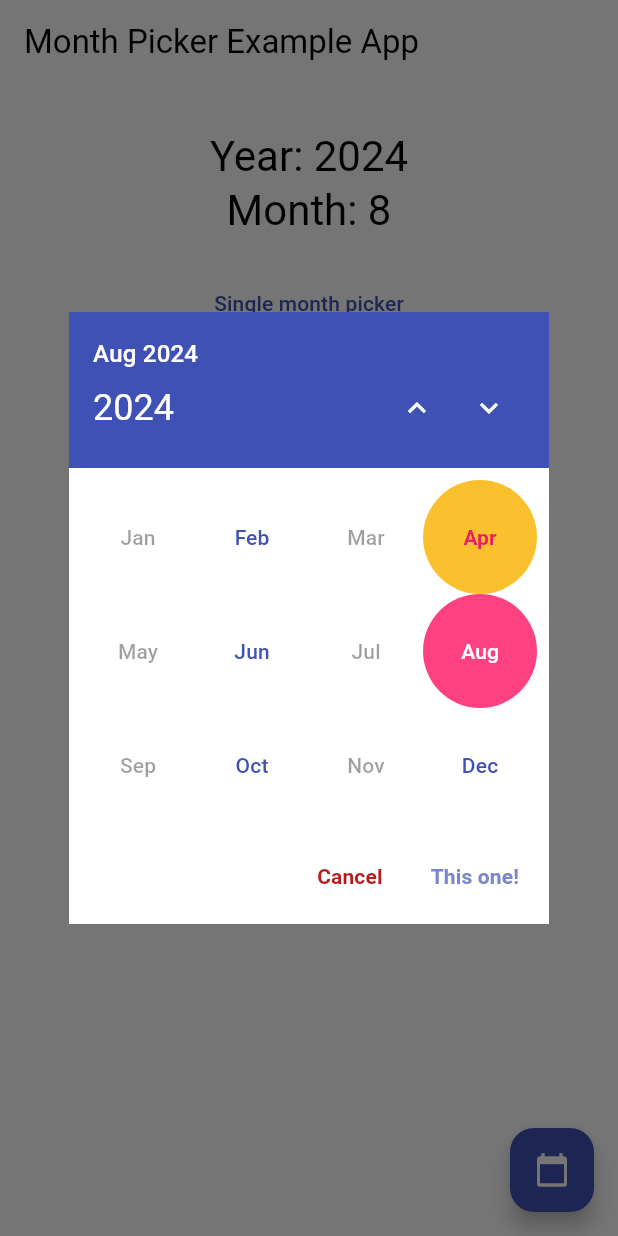
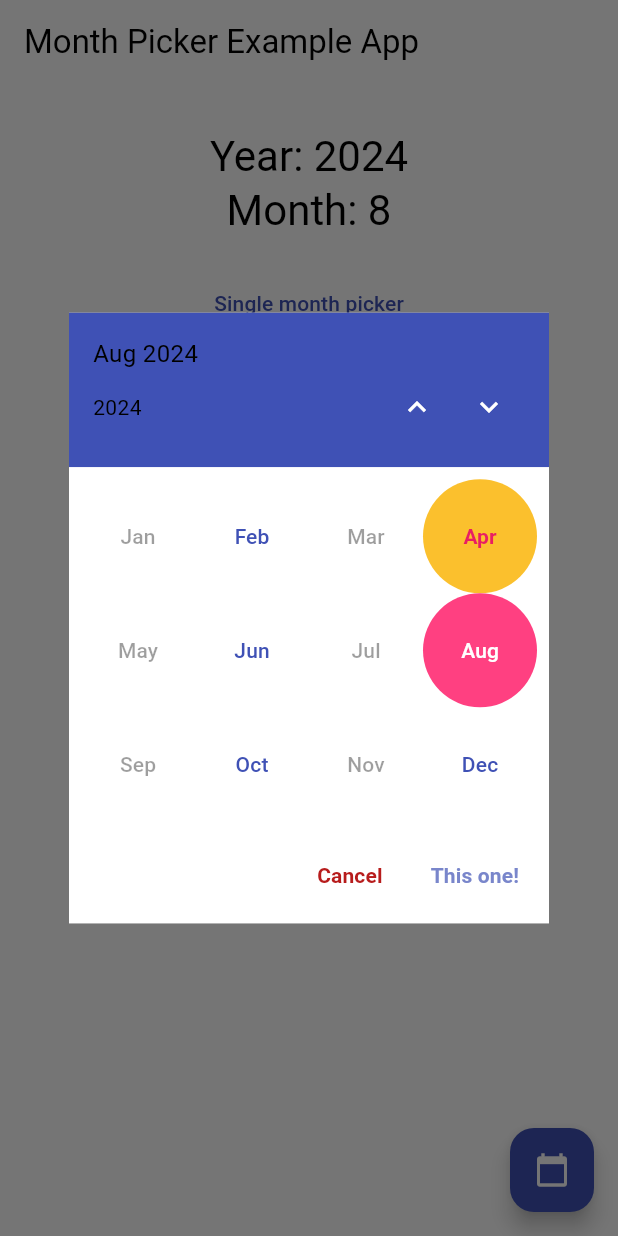
Before and after one commit to Macacoazul01/month_picker_dialog, a Flutter app: the screen it shows after launch, after a tap on "Single month picker", on a phone screen of 412 x 824 dp. Run offline on Flutter 3.47's test engine with Material 3 defaults, Android fonts, the phone set to English and light mode, and no system bars.

Commit message:
5.0.0-dev.2

```diff
--- a/example/lib/main.dart
+++ b/example/lib/main.dart
@@ -126,6 +126,14 @@ class _MyAppState extends State<MyApp> {
                           color: Colors.red[900],
                         ),
                       ),
+                      monthPickerDialogSettings:
+                          const MonthPickerDialogSettings(
+                        headerSettings: PickerHeaderSettings(
+                          headerCurrentPageTextStyle: TextStyle(fontSize: 14),
+                          headerSelectedIntervalTextStyle:
+                              TextStyle(fontSize: 16),
+                        ),
+                      ),
                     ).then((DateTime? date) {
                       if (date != null) {
                         setState(() {
@@ -177,7 +185,7 @@ class _MyAppState extends State<MyApp> {
                     fontWeight: FontWeight.bold,
                     fontSize: 20,
                   ),
-                  headerPageTextStyle: const TextStyle(
+                  headerCurrentPageTextStyle: const TextStyle(
                     color: Colors.black,
                   ),
                   previousIcon: Icons.arrow_back,
--- a/lib/src/helpers/settings/dialog_settings.dart
+++ b/lib/src/helpers/settings/dialog_settings.dart
@@ -17,6 +17,7 @@ class PickerDialogSettings {
     this.dialogBorderSide = BorderSide.none,
     this.dialogBackgroundColor,
     this.locale,
+    this.insetPadding,
   }) : assert(forceSelectedDate == dismissible || !forceSelectedDate,
             'forceSelectedDate can only be used with dismissible = true');
 
@@ -89,6 +90,11 @@ class PickerDialogSettings {
   ///
   /// default: `null`
   final Locale? locale;
+
+  /// Defines the insetPadding of the dialog.
+  ///
+  /// default: `null`
+  final EdgeInsets? insetPadding;
 }
 
 ///The default settings for the Dialog style.
--- a/lib/src/helpers/settings/header_settings.dart
+++ b/lib/src/helpers/settings/header_settings.dart
@@ -9,13 +9,10 @@ class PickerHeaderSettings {
     this.headerIconsSize,
     this.headerIconsColor,
     this.headerBackgroundColor,
-    TextStyle? headerSelectedIntervalTextStyle,
-    TextStyle? headerPageTextStyle,
+    this.headerSelectedIntervalTextStyle,
+    this.headerCurrentPageTextStyle,
     this.titleSpacing = 5,
-  })  : headerPageTextStyle =
-            headerPageTextStyle ?? headerSelectedIntervalTextStyle,
-        headerSelectedIntervalTextStyle =
-            headerSelectedIntervalTextStyle ?? headerPageTextStyle;
+  });
 
   /// Hides the row with the arrows + years/months page range from the header, forcing the user to scroll to change the page.
   ///
@@ -55,7 +52,7 @@ class PickerHeaderSettings {
   /// The text style of current page title on the header.
   ///
   /// default: `null`
-  final TextStyle? headerPageTextStyle;
+  final TextStyle? headerCurrentPageTextStyle;
 
   /// The space between the title widget and the current selected month/year/range text on the header.
   ///
--- a/lib/src/month_picker_dialog.dart
+++ b/lib/src/month_picker_dialog.dart
@@ -107,6 +107,8 @@ class MonthPickerDialogState extends State<MonthPickerDialog> {
       data: widget.controller.theme
           .copyWith(dialogBackgroundColor: Colors.transparent),
       child: Dialog(
+        insetPadding: widget
+            .controller.monthPickerDialogSettings.dialogSettings.insetPadding,
         shape: RoundedRectangleBorder(
           side: widget.controller.monthPickerDialogSettings.dialogSettings
               .dialogBorderSide,
--- a/lib/src/month_picker_widgets/header/header_row.dart
+++ b/lib/src/month_picker_widgets/header/header_row.dart
@@ -23,13 +23,13 @@ class HeaderRow extends StatelessWidget {
 
   @override
   Widget build(BuildContext context) {
-    final TextStyle? headline5 = controller
-            .monthPickerDialogSettings.headerSettings.headerPageTextStyle ??
+    final TextStyle? headline5 = controller.monthPickerDialogSettings
+            .headerSettings.headerCurrentPageTextStyle ??
         theme.primaryTextTheme.headlineSmall;
     final Color? arrowcolors =
         controller.monthPickerDialogSettings.headerSettings.headerIconsColor ??
             (controller.monthPickerDialogSettings.headerSettings
-                    .headerPageTextStyle?.color ??
+                    .headerCurrentPageTextStyle?.color ??
                 theme.primaryIconTheme.color);
 
     final TextScaler? scaler =
--- a/pubspec.yaml
+++ b/pubspec.yaml
@@ -1,6 +1,6 @@
 name: month_picker_dialog
 description: Internationalized dialog for picking a single month from an infinite list of years.
-version: 5.0.0-dev.1
+version: 5.0.0-dev.2
 homepage: https://github.com/hmkrivoj/month_picker_dialog
 
 environment:
```
Also changed, not shown: 1 other file.
